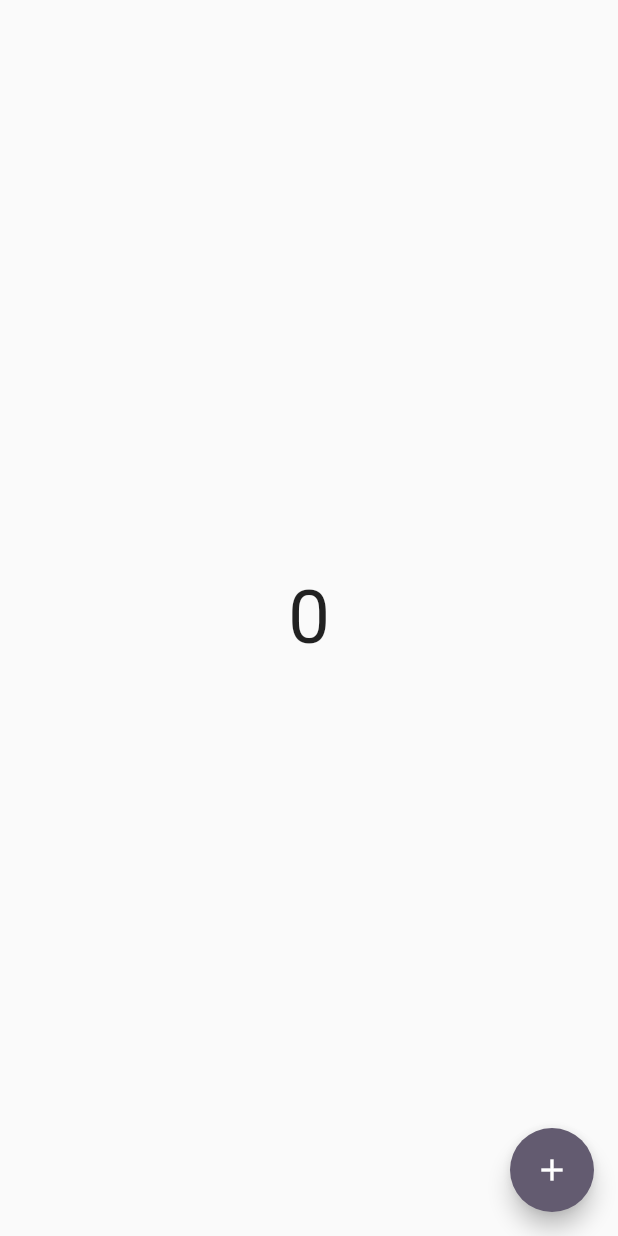
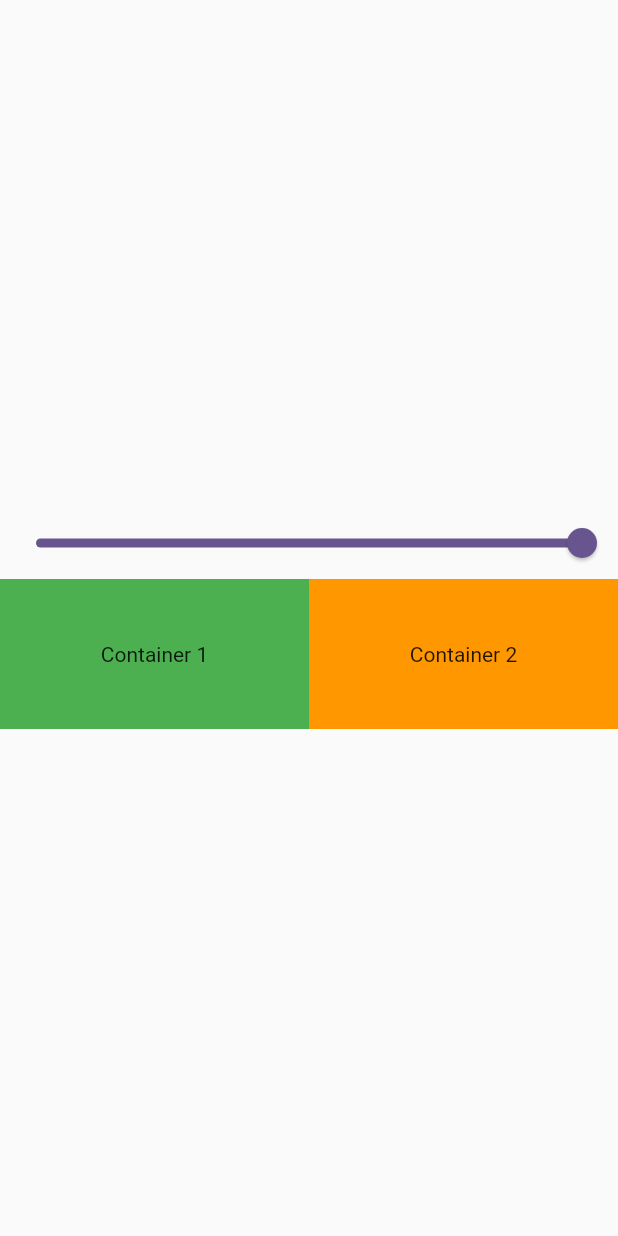
Before and after one commit to AbbosbekBotirjonovich/provider-example, a Flutter app: the screen it shows after launch, on a phone screen of 412 x 824 dp. Run offline on Flutter 3.47's test engine with Material 2 defaults, Android fonts, the phone set to English and light mode, and no system bars.

Commit message:
multi Provider

```diff
--- a/lib/main.dart
+++ b/lib/main.dart
@@ -1,6 +1,8 @@
 import 'package:flutter/material.dart';
 import 'package:my_project_example/home_page.dart';
 import 'package:my_project_example/provider/counter_provider.dart';
+import 'package:my_project_example/provider/second_provider.dart';
+import 'package:my_project_example/second_page.dart';
 import 'package:provider/provider.dart';
 
 void main() {
@@ -13,8 +15,11 @@ class MyApp extends StatelessWidget {
   // This widget is the root of your application.
   @override
   Widget build(BuildContext context) {
-    return ChangeNotifierProvider(
-      create: (_) => CounterProvider(),
+    return MultiProvider(
+      providers: [
+        ChangeNotifierProvider(create: (context) => CounterProvider()),
+        ChangeNotifierProvider(create: (context) => SecondProvider())
+      ],
       child: MaterialApp(
         debugShowCheckedModeBanner: false,
         title: 'Flutter Demo',
@@ -22,7 +27,7 @@ class MyApp extends StatelessWidget {
           colorScheme: ColorScheme.fromSeed(seedColor: Colors.deepPurple),
           useMaterial3: false,
         ),
-        home: const HomePage(),
+        home: const SecondPage(),
       ),
     );
   }
--- /dev/null
+++ b/lib/provider/second_provider.dart
@@ -0,0 +1,14 @@
+import 'package:flutter/foundation.dart';
+
+class SecondProvider with ChangeNotifier{
+
+  double _value = 1.0;
+  double get value => _value;
+
+  void setValue(double val){
+    _value = val;
+    notifyListeners();
+  }
+
+
+}
--- /dev/null
+++ b/lib/second_page.dart
@@ -0,0 +1,62 @@
+import 'package:flutter/material.dart';
+import 'package:my_project_example/provider/second_provider.dart';
+import 'package:provider/provider.dart';
+
+class SecondPage extends StatefulWidget {
+  const SecondPage({super.key});
+
+  @override
+  State<SecondPage> createState() => _SecondPageState();
+}
+
+class _SecondPageState extends State<SecondPage> {
+  @override
+  Widget build(BuildContext context) {
+    debugPrint("build");
+    final provider = Provider.of<SecondProvider>(context, listen: false);
+    return Scaffold(
+      body: Consumer<SecondProvider>(
+        builder: (context, value, child) {
+          return Column(
+            mainAxisAlignment: MainAxisAlignment.center,
+            children: [
+              Slider(
+                min: 0,
+                max: 1,
+                value: provider.value,
+                onChanged: (val) {
+                  debugPrint(val.toString());
+                  provider.setValue(val);
+                },
+              ),
+              Row(
+                children: [
+                  Expanded(
+                    child: Container(
+                      height: 100,
+                      decoration: BoxDecoration(
+                          color: Colors.green.withOpacity(provider.value)),
+                      child: const Center(
+                        child: Text("Container 1"),
+                      ),
+                    ),
+                  ),
+                  Expanded(
+                    child: Container(
+                      height: 100,
+                      decoration: BoxDecoration(
+                          color: Colors.orange.withOpacity(provider.value)),
+                      child: const Center(
+                        child: Text("Container 2"),
+                      ),
+                    ),
+                  ),
+                ],
+              )
+            ],
+          );
+        },
+      ),
+    );
+  }
+}
```
